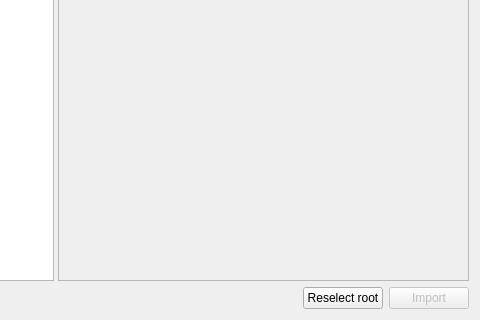
The window that atlas/ui/importer/simpleImporter/SimpleImporter.ui (KJNeko/Atlas) describes before a commit, drawn with Qt 5; both pictures show x 422 to 902 and y 373 to 693 of the 902 by 693 pixel window.
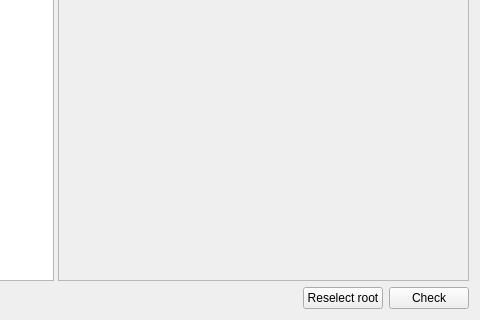
The same window after the commit.

Patch:
```diff
--- a/atlas/ui/importer/simpleImporter/SimpleImporter.ui
+++ b/atlas/ui/importer/simpleImporter/SimpleImporter.ui
@@ -17,10 +17,10 @@
    <item row="1" column="2">
     <widget class="QPushButton" name="btnImport">
      <property name="enabled">
-      <bool>false</bool>
+      <bool>true</bool>
      </property>
      <property name="text">
-      <string>Import</string>
+      <string>Check</string>
      </property>
     </widget>
    </item>
```
